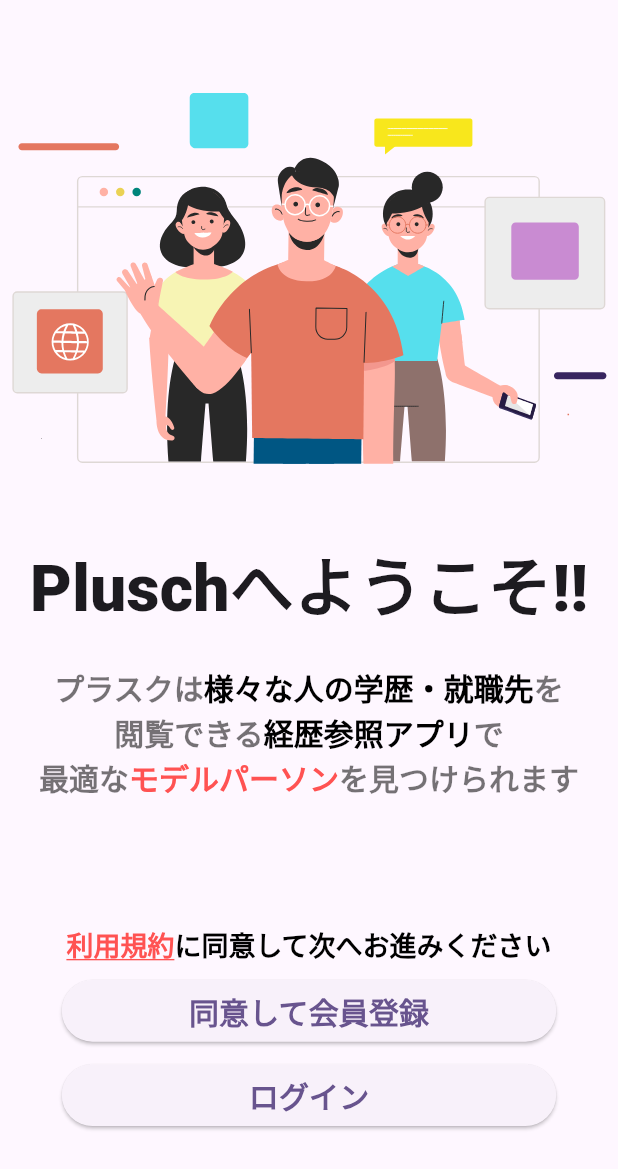
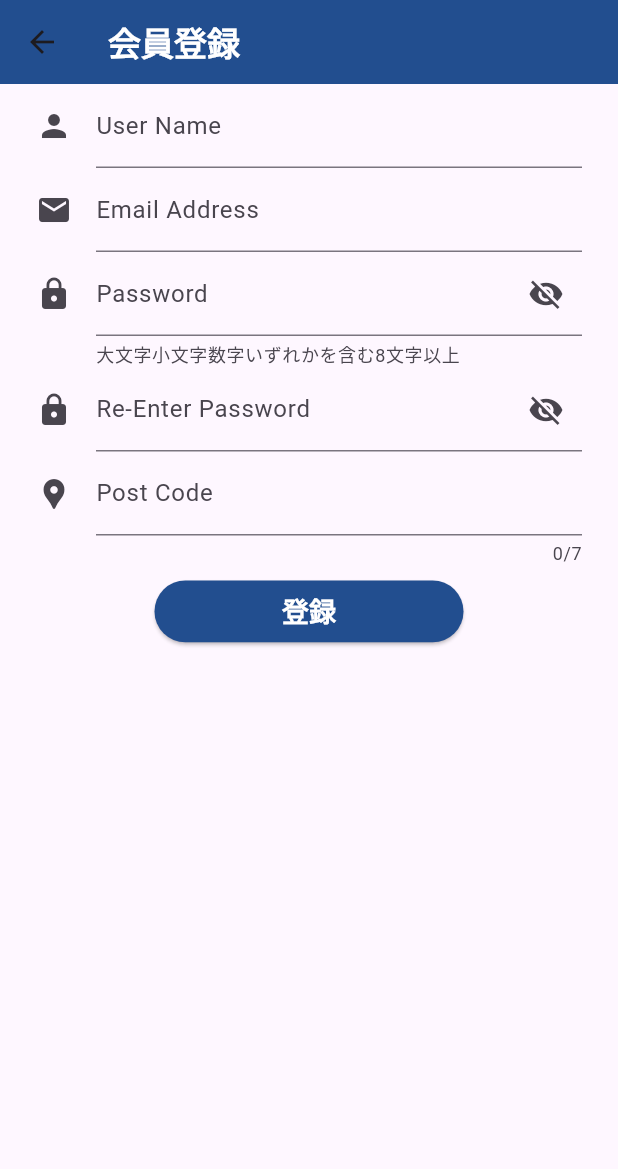
Before and after one commit to ziburi-hiro/new_plusch, a Flutter app: the screen it shows after launch, after a tap on "同意して会員登録", on a phone screen of 412 x 824 dp. Shown: the top 1169 px of the screen. Run offline on Flutter 3.47's test engine with Material 3 defaults, Android fonts, the phone set to English and light mode, and no system bars; our stand-ins replace cloud_firestore, firebase_auth, firebase_core, flutter_screenutil, google_fonts, lottie; accounts and stored records are empty.

Commit message:
make firebase login flow

```diff
--- /dev/null
+++ b/lib/Constants/colors.dart
@@ -0,0 +1,4 @@
+import 'dart:ui';
+
+const buttonColor = Color(0xff224e8f);
+const appbarColor = Color(0xff224e8f);
--- /dev/null
+++ b/lib/Firebase/user_firestore.dart
@@ -0,0 +1,44 @@
+import 'package:cloud_firestore/cloud_firestore.dart';
+import 'package:plusch/Models/account.dart';
+import 'package:plusch/utils/authentication.dart';
+
+class UserFireStore {
+  static final FirebaseFirestore _firebaseFirestoreInstance =
+      FirebaseFirestore.instance;
+  static final CollectionReference users =
+  _firebaseFirestoreInstance.collection('users');
+
+  static Future<dynamic> setUser(Account newAccount) async {
+    try {
+      await users.doc(newAccount.id).set({
+        'name': newAccount.name,
+        'postal_code': newAccount.postCode,
+        'created_at': Timestamp.now(),
+        'updated_at': Timestamp.now(),
+      });
+      Authentication.myAccount = newAccount;
+      return true;
+    } on FirebaseException catch (e) {
+      //TODO エラーハンドリング実装
+      return false;
+    }
+  }
+
+  static Future<dynamic> getUser(String uid) async {
+    try {
+      DocumentSnapshot documentSnapshot = await users.doc(uid).get();
+      Map<String, dynamic> data =
+      documentSnapshot.data() as Map<String, dynamic>;
+      Account myAccount = Account(
+          id: uid,
+          name: data['name'],
+          postCode: data['postal_code'],
+          createdAt: data['created_at'],
+          updatedAt: data['updated_at']);
+      Authentication.myAccount = myAccount;
+      return true;
+    } on FirebaseException catch (e) {
+      return false;
+    }
+  }
+}
--- /dev/null
+++ b/lib/Models/account.dart
@@ -0,0 +1,17 @@
+import 'package:cloud_firestore/cloud_firestore.dart';
+
+class Account {
+  String id;
+  String name;
+  String postCode;
+  Timestamp? createdAt;
+  Timestamp? updatedAt;
+
+  Account(
+      {required this.id,
+        required this.name,
+        required this.postCode,
+        this.createdAt,
+        this.updatedAt
+      });
+}
--- /dev/null
+++ b/lib/Screen/member_register_page.dart
@@ -0,0 +1,221 @@
+import 'package:firebase_auth/firebase_auth.dart';
+import 'package:flutter/material.dart';
+import 'package:plusch/Constants/colors.dart';
+import 'package:plusch/Firebase/user_firestore.dart';
+import 'package:plusch/Models/account.dart';
+import 'package:plusch/utils/authentication.dart';
+
+class MemberRegisterPage extends StatefulWidget {
+  const MemberRegisterPage({super.key});
+
+  @override
+  State<MemberRegisterPage> createState() => _MemberRegisterPageState();
+}
+
+class _MemberRegisterPageState extends State<MemberRegisterPage> {
+  TextEditingController userNameController = TextEditingController();
+  TextEditingController emailController = TextEditingController();
+  TextEditingController passController = TextEditingController();
+  TextEditingController repassController = TextEditingController();
+  TextEditingController postCodeController = TextEditingController();
+  bool hidePassword = true;
+  final userNameFormKey = GlobalKey<FormState>();
+  final emailFormKey = GlobalKey<FormState>();
+  final passFormKey = GlobalKey<FormState>();
+  final repassFormKey = GlobalKey<FormState>();
+  final postCodeFormKey = GlobalKey<FormState>();
+
+  @override
+  Widget build(BuildContext context) {
+    var screenSize = MediaQuery.of(context).size;
+
+    return Scaffold(
+      appBar: AppBar(
+        title: const Text('会員登録',style: TextStyle(
+          color: Colors.white,
+          fontWeight: FontWeight.bold,
+        ),),
+        backgroundColor: appbarColor,
+      ),
+
+      body: Padding(
+        padding: const EdgeInsets.symmetric(horizontal: 24),
+        child: Center(
+          child: Column(
+            children: [
+              ///userName
+              Form(
+                key: userNameFormKey,
+                child: TextFormField(
+                  controller: userNameController,
+                  decoration: const InputDecoration(
+                    icon: Icon(Icons.person),
+                    hintText: 'ユーザ名',
+                    labelText: 'User Name',
+                  ),
+                  validator: (value) {
+                    if(value == null || value.isEmpty){
+                      return 'ユーザネームを入力してください';
+                    }
+                    return null;
+                  },
+                ),
+              ),
+
+              ///email
+              Form(
+                key: emailFormKey,
+                child: TextFormField(
+                  controller: emailController,
+                  decoration: const InputDecoration(
+                    icon: Icon(Icons.mail),
+                    hintText: 'hogehoge@qmail.com',
+                    labelText: 'Email Address',
+                  ),
+                  validator: (value) {
+                    if(value == null || value.isEmpty){
+                      return 'メールアドレスを入力してください';
+                    }
+                    return null;
+                  },
+                ),
+              ),
+
+              ///password
+              Form(
+                key: passFormKey,
+                child: TextFormField(
+                  controller: passController,
+                  obscureText: hidePassword,
+                  decoration: InputDecoration(
+                    icon: const Icon(Icons.lock),
+                    labelText: 'Password',
+                    helperText: '大文字小文字数字いずれかを含む8文字以上',
+                    suffixIcon: IconButton(
+                      icon: Icon(
+                        hidePassword ? Icons.visibility_off : Icons.visibility,
+                      ),
+                      onPressed: () {
+                        setState(() {
+                          hidePassword = !hidePassword;
+                        });
+                      },
+                    ),
+                  ),
+                  validator: (value) {
+                    if(value == null || value.isEmpty){
+                      return 'パスワードを入力してください';
+                    }else if(value.length < 8){
+                      return '8文字以上で入力してください';
+                    }
+                    return null;
+                  },
+                ),
+              ),
+
+              ///repassword
+              Form(
+                key: repassFormKey,
+                child: TextFormField(
+                  controller: repassController,
+                  obscureText: hidePassword,
+                  decoration: InputDecoration(
+                    icon: const Icon(Icons.lock),
+                    hintText: 'パスワードを再入力してください',
+                    labelText: 'Re-Enter Password',
+                    suffixIcon: IconButton(
+                      icon: Icon(
+                        hidePassword ? Icons.visibility_off : Icons.visibility,
+                      ),
+                      onPressed: () {
+                        setState(() {
+                          hidePassword = !hidePassword;
+                        });
+                      },
+                    ),
+                  ),
+                  validator: (value) {
+                    if(value == null || value.isEmpty){
+                      return '再度パスワードを入力してください';
+                    }else if(value != passController.text){
+                      return '入力されたパスワードと一致しません';
+                    }
+                    return null;
+                  },
+                ),
+              ),
+
+              ///PostCode
+              Form(
+                key: postCodeFormKey,
+                child: TextFormField(
+                  controller: postCodeController,
+                  decoration: const InputDecoration(
+                    icon: Icon(Icons.location_pin),
+                    hintText: '郵便番号を入力（ハイフン無し）',
+                    labelText: 'Post Code',
+                  ),
+                  maxLength: 7,
+                  validator: (value) {
+                    if(value == null || value.isEmpty){
+                      return '郵便番号を入力してください';
+                    }else if(value.length != 7){
+                      return '正しく郵便番号を入力してください';
+                    }
+                    return null;
+                  },
+                ),
+              ),
+
+              ///登録ボタン
+              Padding(
+                padding: const EdgeInsets.only(top: 10.0),
+                child: SizedBox(
+                  height: screenSize.height*0.05,
+                  width: screenSize.width*0.5,
+                  child: ElevatedButton(
+                    style: ElevatedButton.styleFrom(
+                      backgroundColor: buttonColor,
+                    ),
+                    onPressed: () async {
+                      if(userNameFormKey.currentState!.validate() &&
+                          emailFormKey.currentState!.validate() &&
+                          passFormKey.currentState!.validate() &&
+                          repassFormKey.currentState!.validate() &&
+                          postCodeFormKey.currentState!.validate()
+                      ) {
+                        var result = await Authentication.signUp(email: emailController.text, pass: passController.text);
+                        if(result is UserCredential){
+                          Account newAccount = Account(
+                            id: result.user!.uid,
+                            name: userNameController.text,
+                            postCode: postCodeController.text,
+                          );
+                          var _result = await UserFireStore.setUser(newAccount);
+                          if(_result == true){
+                            if(!mounted) return;
+                            print('登録完了');
+                          }else {
+                            Authentication.deleteUser();
+                            // TODO エラーハンドリング実装
+                          }
+                        }else {
+                          // TODO エラーハンドリング実装
+                        }
+                      }
+                    },
+                    child: const Text('登録',style: TextStyle(
+                      fontSize: 18,
+                      fontWeight: FontWeight.w900,
+                      color: Colors.white,
+                    ),),
+                  ),
+                ),
+              ),
+            ],
+          ),
+        ),
+      ),
+    );
+  }
+}
--- a/lib/Screen/welcome_page.dart
+++ b/lib/Screen/welcome_page.dart
@@ -3,6 +3,7 @@ import 'package:flutter/material.dart';
 import 'package:flutter_screenutil/flutter_screenutil.dart';
 import 'package:google_fonts/google_fonts.dart';
 import 'package:lottie/lottie.dart';
+import 'package:plusch/Constants/colors.dart';
 
 class WelcomePage extends StatefulWidget {
   const WelcomePage({super.key});
@@ -145,7 +146,7 @@ class _WelcomePageState extends State<WelcomePage> {
                                 ),
                                 recognizer: TapGestureRecognizer()
                                   ..onTap = () {
-                                    Navigator.pushNamed(context, '/TermsOfServicePage');
+                                    //Navigator.pushNamed(context, '/TermsOfServicePage');
                                   }),
                               const TextSpan (
                                 text: 'に同意して次へお進みください',
@@ -166,12 +167,18 @@ class _WelcomePageState extends State<WelcomePage> {
                           height: screenSize.height*0.05,
                           width: screenSize.width*0.8,
                           child: ElevatedButton(
-                            onPressed: (){},
+                            style: ElevatedButton.styleFrom(
+                              backgroundColor: buttonColor,
+                            ),
+                            onPressed: (){
+                              Navigator.pushNamed(context, '/MemberRegisterPage');
+                            },
                             child: const Text(
                               '同意して会員登録',
                               style: TextStyle(
                                 fontSize: 20,
-                                fontWeight: FontWeight.w900
+                                fontWeight: FontWeight.w900,
+                                color: Colors.white,
                               ),
                             ),
                           ),
@@ -185,6 +192,9 @@ class _WelcomePageState extends State<WelcomePage> {
                           height: screenSize.height*0.05,
                           width: screenSize.width*0.8,
                           child: ElevatedButton(
+                            style: ElevatedButton.styleFrom(
+                              backgroundColor: buttonColor,
+                            ),
                             onPressed: (){
                               Navigator.pushNamed(context, '/LoginPage');
                             },
@@ -192,7 +202,8 @@ class _WelcomePageState extends State<WelcomePage> {
                               'ログイン',
                               style: TextStyle(
                                   fontSize: 20,
-                                  fontWeight: FontWeight.w900
+                                  fontWeight: FontWeight.w900,
+                                  color: Colors.white
                               ),
                             ),
                           ),
--- a/lib/main.dart
+++ b/lib/main.dart
@@ -1,11 +1,18 @@
+import 'package:firebase_core/firebase_core.dart';
 import 'package:flutter/material.dart';
 import 'package:google_fonts/google_fonts.dart';
 import 'package:plusch/Screen/login_page.dart';
+import 'package:plusch/Screen/member_register_page.dart';
 import 'package:plusch/Screen/welcome_page.dart';
+import 'package:plusch/firebase_options.dart';
 
 final RouteObserver<ModalRoute> routeObserver = RouteObserver<ModalRoute>();
 
-void main() {
+void main() async{
+  WidgetsFlutterBinding.ensureInitialized();
+  await Firebase.initializeApp(
+    options: DefaultFirebaseOptions.currentPlatform,
+  );
   runApp(const MyApp());
 }
 
@@ -32,6 +39,7 @@ class MyApp extends StatelessWidget {
         ///オンボーディングのルート
         '/WelcomePage': (BuildContext context) => const WelcomePage(),
         '/LoginPage': (BuildContext context) => const LoginPage(),
+        '/MemberRegisterPage': (BuildContext context) => const MemberRegisterPage(),
       },
     );
   }
--- /dev/null
+++ b/lib/utils/authentication.dart
@@ -0,0 +1,43 @@
+import 'package:firebase_auth/firebase_auth.dart';
+import 'package:plusch/Models/account.dart';
+
+class Authentication {
+  static final FirebaseAuth _firebaseAuth = FirebaseAuth.instance;
+  static User? currentFirebaseUser;
+  static Account? myAccount;
+
+  static Future<dynamic> signUp(
+      {required String email, required String pass}) async {
+    try {
+      UserCredential newAccount = await _firebaseAuth
+          .createUserWithEmailAndPassword(email: email, password: pass);
+      return newAccount;
+    } on FirebaseAuthException catch (e) {
+      // TODO エラーメッセージ実装
+      print(e);
+      return false;
+    }
+  }
+
+  static Future<dynamic> emailSignIn(
+      {required String email, required String pass}) async {
+    try {
+      final UserCredential _result = await _firebaseAuth
+          .signInWithEmailAndPassword(email: email, password: pass);
+      currentFirebaseUser = _result.user;
+      return _result;
+    } on FirebaseAuthException catch (e) {
+      //  TODO エラーメッセージ実装
+      return false;
+    }
+  }
+
+  static Future<dynamic> deleteUser() async {
+    try {_firebaseAuth.currentUser!.delete();
+    } on FirebaseAuthException catch(e) {
+      if (e.code == 'requires-recent-login') {
+        print('The user must reauthenticate before this operation can be executed.');
+      }
+    }
+  }
+}
--- a/pubspec.yaml
+++ b/pubspec.yaml
@@ -38,6 +38,9 @@ dependencies:
   lottie: ^2.7.0
   flutter_screenutil: ^5.9.0
   google_fonts: 6.1.0
+  firebase_core: ^2.11.0
+  firebase_auth: ^4.16.0
+  cloud_firestore: ^4.14.0
 
 dev_dependencies:
   flutter_test:
@@ -61,9 +64,7 @@ flutter:
   # the material Icons class.
   uses-material-design: true
   assets:
-    - assets/welcom.json
     - assets/welcom2.json
-    - assets/welcom3.json
 
   # To add assets to your application, add an assets section, like this:
   # assets:
```
Also changed, not shown: lib/Screen/login_page.dart (+37 -10 lines), lib/firebase_options.dart (added), pubspec.lock, 7 other files.
